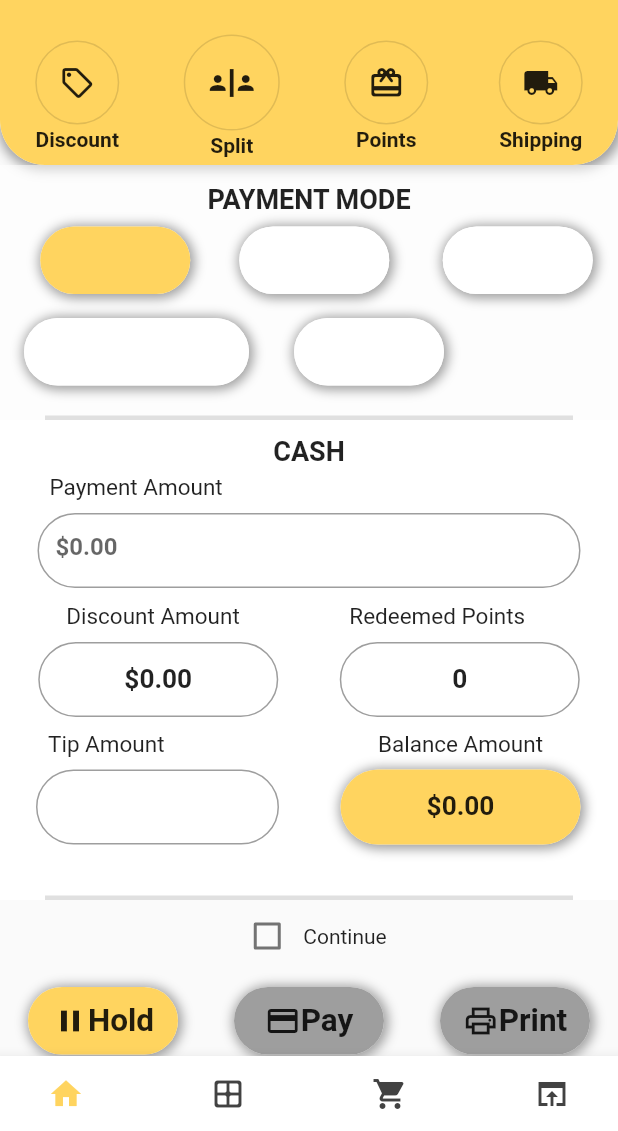
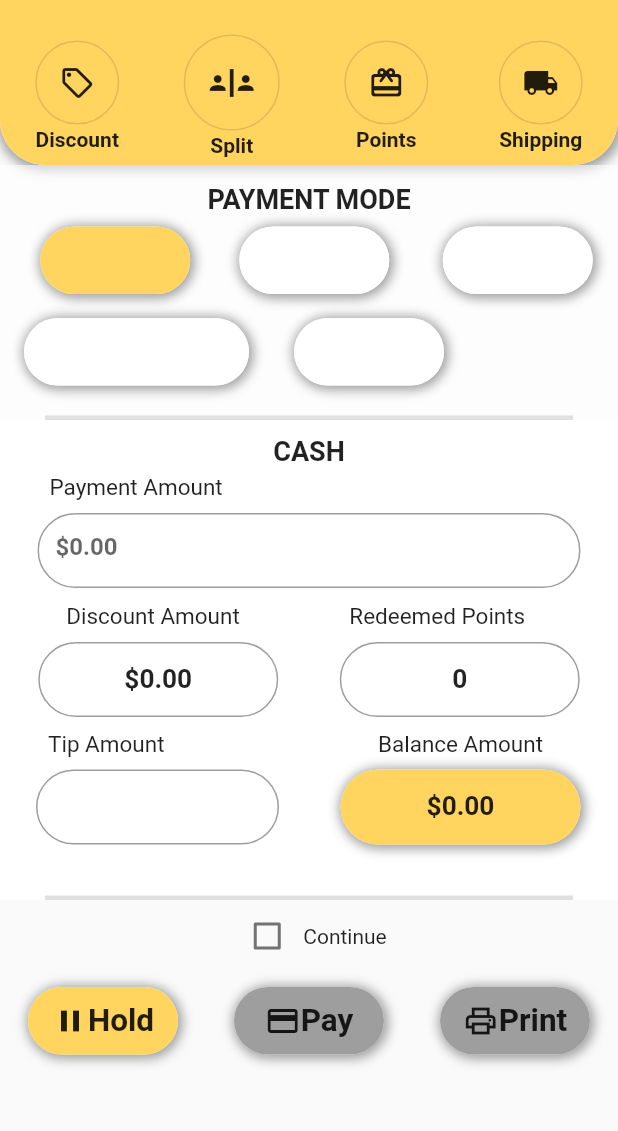
Before and after one commit to up4154/sero_app, a Flutter app: the CartScreen screen opened directly with empty values, after a tap on an icon or button, on a phone screen of 412 x 824 dp, the part 105-1236 px from its top. Run offline on Flutter 3.47's test engine with Material 2 defaults, Android fonts, the phone set to English and light mode, and no system bars; drawn by our look-alikes of badges; our stand-ins replace csc_picker, flutter_typeahead, fluttertoast, persistent_bottom_nav_bar, shared_preferences; missing offline and left inert: flutter_barcode_scanner, flutter_web_auth; accounts and stored records are empty; network calls fail.

Commit message:
working on bottom navigation bar

```diff
--- a/lib/homescreen.dart
+++ b/lib/homescreen.dart
@@ -200,6 +200,8 @@ class _HomeScreenState extends State<HomeScreen> {
                                       timeInSecForIosWeb: 10);
                                   SharedPreferences prefs= await SharedPreferences.getInstance();
                                   prefs.setString("customer_name",suggestion._name);
+                                  prefs.setString("customer_id",suggestion.id);
+                                  print(suggestion.id);
                                 },
                                 suggestionsCallback: CustomerApi.getUserSuggestion,
                               )
@@ -289,7 +291,6 @@ class CustomerApi {
     var pages;
     List<Customer>name = [];
 
-    late Customer cus;
     do {
       var response = await http.get(
           Uri.parse("https://pos.sero.app/connector/api/contactapi/?page=$i"),
--- a/lib/login.dart
+++ b/lib/login.dart
@@ -8,7 +8,6 @@ import 'package:sero_app/forget_password.dart';
 import 'package:http/http.dart' as http;
 import 'package:flutter_web_auth/flutter_web_auth.dart';
 class login extends StatefulWidget {
-
 
   @override
   loginState createState() => loginState();
--- a/lib/personaldetails.dart
+++ b/lib/personaldetails.dart
@@ -1,5 +1,4 @@
 import 'dart:convert';
-
 import 'package:csc_picker/csc_picker.dart';
 import 'package:flutter/cupertino.dart';
 import 'package:flutter/material.dart';
--- a/lib/productdetail.dart
+++ b/lib/productdetail.dart
@@ -142,6 +142,7 @@ class _SelectItemState extends State<SelectItem> {
                       ),
                       onPressed: (){
                         setBottomBarIndex(1);
+                        Navigator.pop(context);
                       }),
 
                   // button 3
@@ -160,6 +161,7 @@ class _SelectItemState extends State<SelectItem> {
                       ),
                       onPressed: (){
                         setBottomBarIndex(3);
+                        gotocart();
                       }),
                 ],
               ),
@@ -467,7 +469,7 @@ class _SelectItemState extends State<SelectItem> {
                         print(sharedPreferences.getStringList("selected"));
                         print( _selectedItems);
                         //_selectedItemsprice.add(price[index]);
-                       gotocart();
+
                       }
                       else {
                         showDialog(context: context, builder: (context) {
--- a/lib/utsav/cart_screen.dart
+++ b/lib/utsav/cart_screen.dart
@@ -61,74 +61,74 @@ class _CartScreenState extends State<CartScreen> {
     height = size.height;
     width = size.width;
     return Scaffold(
-        bottomNavigationBar:BottomAppBar(
-          color: Colors.white,
-          shape: CircularNotchedRectangle(),
-          child: Container(
-            height: 70,
-            padding: EdgeInsets.symmetric(horizontal: 20),
-            child: Column(
-              children: [
-                Row(
-                  mainAxisAlignment: MainAxisAlignment.spaceBetween,
-                  children: [
-                    // button 1
-                    IconButton(
-                      icon: Icon(Icons.home_sharp,
-                        color: _currentIndex == 0 ? Color(0xFFFFD45F) : Colors.grey[800],
-                      ),
-                      onPressed: (){
-                        setBottomBarIndex(0);
-                      },
-                      splashColor: Colors.white,
-                    ),
-
-                    // button 2
-                    IconButton(
-                        icon: Icon(Icons.border_all_rounded,
-                          color: _currentIndex == 1 ? Color(0xFFFFD45F) : Colors.grey[800],
-                        ),
-                        onPressed: (){
-                          setBottomBarIndex(1);
-                        }),
-
-                    // button 3
-                    IconButton(
-                        icon: Icon(Icons.shopping_cart,
-                          color: _currentIndex == 2 ? Color(0xFFFFD45F) : Colors.grey[800],
-                        ),
-                        onPressed: (){
-                          setBottomBarIndex(2);
-                        }),
-
-                    // button 4
-                    IconButton(
-                        icon: Icon(Icons.open_in_browser_sharp,
-                          color: _currentIndex == 3 ? Color(0xFFFFD45F) : Colors.grey[800],
-                        ),
-                        onPressed: () async {
-                          SharedPreferences prefs = await SharedPreferences.getInstance();
-                          table_id=  prefs.getInt("table_id")!;
-                          table_name =prefs.getString("table_name")!;
-                          customer_name=prefs.getString("customer_name")!;
-                          selectedItems=prefs.getStringList("selected")!;
-                          setState(() {
-                            _currentIndex =0;
-
-                            setState(() {
-                              _isloading =false;
-                            });
-                            setState(() {
-                              setBottomBarIndex(3);
-                            });
-                          });
-                        }),
-                  ],
-                ),
-              ],
-            ),
-          ),
-        ),
+        // bottomNavigationBar:BottomAppBar(
+        //   color: Colors.white,
+        //   shape: CircularNotchedRectangle(),
+        //   child: Container(
+        //     height: 70,
+        //     padding: EdgeInsets.symmetric(horizontal: 20),
+        //     child: Column(
+        //       children: [
+        //         Row(
+        //           mainAxisAlignment: MainAxisAlignment.spaceBetween,
+        //           children: [
+        //             // button 1
+        //             IconButton(
+        //               icon: Icon(Icons.home_sharp,
+        //                 color: _currentIndex == 0 ? Color(0xFFFFD45F) : Colors.grey[800],
+        //               ),
+        //               onPressed: (){
+        //                 setBottomBarIndex(0);
+        //               },
+        //               splashColor: Colors.white,
+        //             ),
+        //
+        //             // button 2
+        //             IconButton(
+        //                 icon: Icon(Icons.border_all_rounded,
+        //                   color: _currentIndex == 1 ? Color(0xFFFFD45F) : Colors.grey[800],
+        //                 ),
+        //                 onPressed: (){
+        //                   setBottomBarIndex(1);
+        //                 }),
+        //
+        //             // button 3
+        //             IconButton(
+        //                 icon: Icon(Icons.shopping_cart,
+        //                   color: _currentIndex == 2 ? Color(0xFFFFD45F) : Colors.grey[800],
+        //                 ),
+        //                 onPressed: (){
+        //                   setBottomBarIndex(2);
+        //                 }),
+        //
+        //             // button 4
+        //             IconButton(
+        //                 icon: Icon(Icons.open_in_browser_sharp,
+        //                   color: _currentIndex == 3 ? Color(0xFFFFD45F) : Colors.grey[800],
+        //                 ),
+        //                 onPressed: () async {
+        //                   SharedPreferences prefs = await SharedPreferences.getInstance();
+        //                   table_id=  prefs.getInt("table_id")!;
+        //                   table_name =prefs.getString("table_name")!;
+        //                   customer_name=prefs.getString("customer_name")!;
+        //                   selectedItems=prefs.getStringList("selected")!;
+        //                   setState(() {
+        //                     _currentIndex =0;
+        //
+        //                     setState(() {
+        //                       _isloading =false;
+        //                     });
+        //                     setState(() {
+        //                       setBottomBarIndex(3);
+        //                     });
+        //                   });
+        //                 }),
+        //           ],
+        //         ),
+        //       ],
+        //     ),
+        //   ),
+        // ),
         appBar: AppBar(
           flexibleSpace:  Column(
               mainAxisAlignment: MainAxisAlignment.start,
--- a/lib/utsav/payment_screen.dart
+++ b/lib/utsav/payment_screen.dart
@@ -672,57 +672,57 @@ class _PaymentScreenState extends State<PaymentScreen> {
     width = size.width;
     paymentAmount=widget.Ammount;
     return Scaffold(
-      bottomNavigationBar: BottomAppBar(
-        color: Colors.white,
-        shape: CircularNotchedRectangle(),
-        child: Container(
-          height: 50,
-          padding: EdgeInsets.symmetric(horizontal: 20),
-          child: Row(
-            mainAxisAlignment: MainAxisAlignment.spaceBetween,
-            children: [
-
-              // button 1
-              IconButton(
-                icon: Icon(Icons.home_sharp,
-                  color: _currentIndex == 0 ? Color(0xFFFFD45F) : Colors.grey[800],
-                ),
-                onPressed: (){
-                  setBottomBarIndex(0);
-                },
-                splashColor: Colors.white,
-              ),
-
-              // button 2
-              IconButton(
-                  icon: Icon(Icons.border_all_rounded,
-                    color: _currentIndex == 1 ? Color(0xFFFFD45F) : Colors.grey[800],
-                  ),
-                  onPressed: (){
-                    setBottomBarIndex(1);
-                  }),
-
-              // button 3
-              IconButton(
-                  icon: Icon(Icons.shopping_cart,
-                    color: _currentIndex == 2 ? Color(0xFFFFD45F) : Colors.grey[800],
-                  ),
-                  onPressed: (){
-                    setBottomBarIndex(2);
-                  }),
-
-              // button 4
-              IconButton(
-                  icon: Icon(Icons.open_in_browser_sharp,
-                    color: _currentIndex == 3 ? Color(0xFFFFD45F) : Colors.grey[800],
-                  ),
-                  onPressed: (){
-                    setBottomBarIndex(3);
-                  }),
-            ],
-          ),
-        ),
-      ),
+      // bottomNavigationBar: BottomAppBar(
+      //   color: Colors.white,
+      //   shape: CircularNotchedRectangle(),
+      //   child: Container(
+      //     height: 50,
+      //     padding: EdgeInsets.symmetric(horizontal: 20),
+      //     child: Row(
+      //       mainAxisAlignment: MainAxisAlignment.spaceBetween,
+      //       children: [
+      //
+      //         // button 1
+      //         IconButton(
+      //           icon: Icon(Icons.home_sharp,
+      //             color: _currentIndex == 0 ? Color(0xFFFFD45F) : Colors.grey[800],
+      //           ),
+      //           onPressed: (){
+      //             setBottomBarIndex(0);
+      //           },
+      //           splashColor: Colors.white,
+      //         ),
+      //
+      //         // button 2
+      //         IconButton(
+      //             icon: Icon(Icons.border_all_rounded,
+      //               color: _currentIndex == 1 ? Color(0xFFFFD45F) : Colors.grey[800],
+      //             ),
+      //             onPressed: (){
+      //               setBottomBarIndex(1);
+      //             }),
+      //
+      //         // button 3
+      //         IconButton(
+      //             icon: Icon(Icons.shopping_cart,
+      //               color: _currentIndex == 2 ? Color(0xFFFFD45F) : Colors.grey[800],
+      //             ),
+      //             onPressed: (){
+      //               setBottomBarIndex(2);
+      //             }),
+      //
+      //         // button 4
+      //         IconButton(
+      //             icon: Icon(Icons.open_in_browser_sharp,
+      //               color: _currentIndex == 3 ? Color(0xFFFFD45F) : Colors.grey[800],
+      //             ),
+      //             onPressed: (){
+      //               setBottomBarIndex(3);
+      //             }),
+      //       ],
+      //     ),
+      //   ),
+      // ),
       body: SingleChildScrollView(
         child: Column(
           children: [
--- a/pubspec.yaml
+++ b/pubspec.yaml
@@ -40,7 +40,7 @@ dependencies:
   #barcode_scan: any
   badges:
   flutter_barcode_scanner: ^2.0.0
-
+  persistent_bottom_nav_bar:
 
 
 
```
Also changed, not shown: lib/bottom_app_bar.dart (added, +102 -0 lines), lib/utsav/shipping.dart (+108 -9 lines), pubspec.lock.
